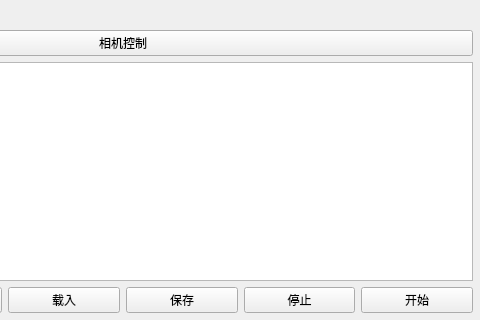
Above: Intelligence3DMeasurement/centralwidget.ui from trigrass2/Intelligence3DMeasurement before the change; both pictures show x 843 to 1323 and y 383 to 703 of the 1323 by 703 pixel window. Below: the same form after it.
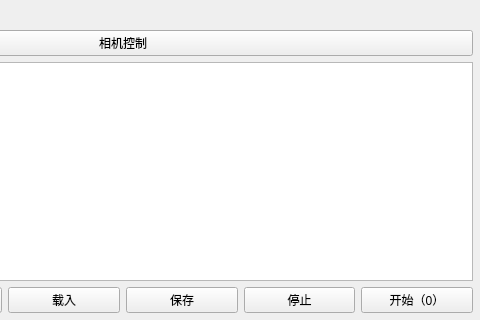
That is the form after the change. Custom widgets are drawn as their Qt base class.

What changed in the file:
```diff
--- a/Intelligence3DMeasurement/centralwidget.ui
+++ b/Intelligence3DMeasurement/centralwidget.ui
@@ -91,7 +91,7 @@
      <item>
       <widget class="QPushButton" name="startBtn">
        <property name="text">
-        <string>开始</string>
+        <string>开始（0）</string>
        </property>
       </widget>
      </item>
```
